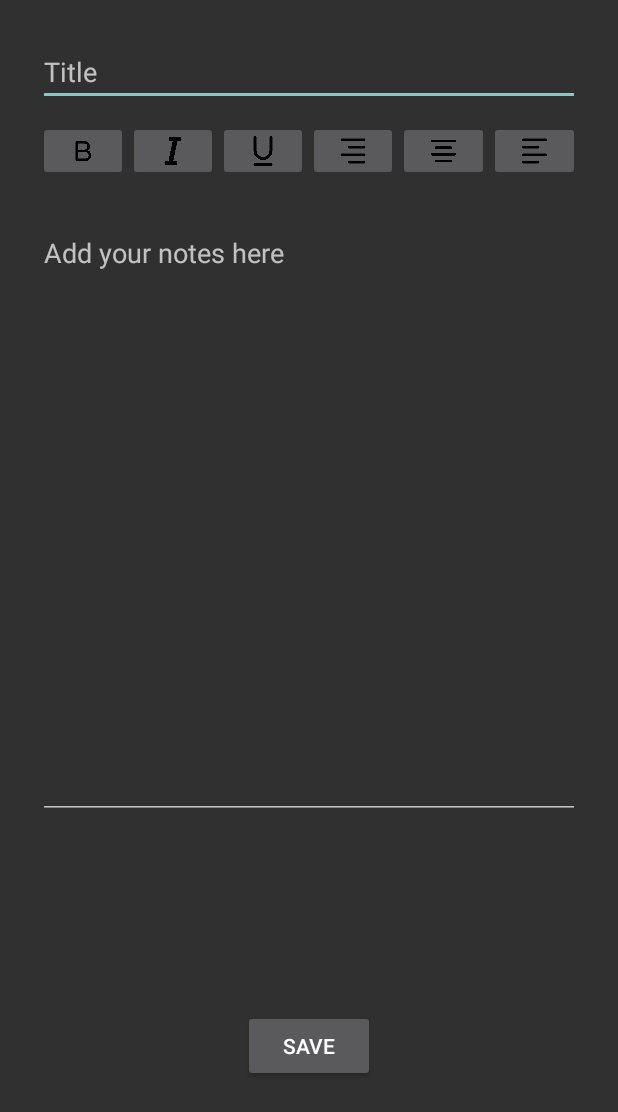
After one commit to SahejChandok/CSI5175_SimpleNotes, an Android app: the layout activity_create_note.xml on its own in the app's theme, with its tools: preview values and no code run, on a phone screen of 412 x 824 dp. The commit adds this screen. Shown: the top 1112 px of the screen. Run offline under Robolectric (Android 15) with nearby library versions, the phone set to English and light mode, and no system bars.

Commit message:
adds create note screen

```diff
--- /dev/null
+++ b/app/src/main/res/layout/activity_create_note.xml
@@ -0,0 +1,101 @@
+<?xml version="1.0" encoding="utf-8"?>
+<androidx.constraintlayout.widget.ConstraintLayout xmlns:android="http://schemas.android.com/apk/res/android"
+    xmlns:app="http://schemas.android.com/apk/res-auto"
+    xmlns:tools="http://schemas.android.com/tools"
+    android:layout_width="match_parent"
+    android:layout_height="match_parent">
+
+    <LinearLayout
+        android:layout_width="match_parent"
+        android:layout_height="match_parent"
+        android:layout_margin="25sp"
+        android:orientation="vertical"
+        android:gravity="center_horizontal">
+
+        <EditText
+            android:id="@+id/create_note_title"
+            android:layout_width="match_parent"
+            android:layout_height="wrap_content"
+            android:ems="10"
+            android:hint="Title"
+            android:gravity="start"
+            android:inputType="textMultiLine" />
+
+
+        <LinearLayout
+            android:layout_width="match_parent"
+            android:layout_height="wrap_content"
+            android:orientation="horizontal"
+            android:layout_marginVertical="10sp"
+            android:gravity="fill_horizontal"
+            >
+
+            <ImageButton
+                android:id="@+id/bold_button"
+                android:layout_height="40dp"
+                android:layout_width="40dp"
+                android:scaleType="fitCenter"
+                android:layout_weight="1"
+                app:srcCompat="@drawable/bold" />
+            <ImageButton
+                android:id="@+id/italic_button"
+                android:layout_height="40dp"
+                android:layout_width="40dp"
+                android:scaleType="fitCenter"
+                android:layout_weight="1"
+                app:srcCompat="@drawable/italic_font" />
+            <ImageButton
+                android:id="@+id/underline_button"
+                android:layout_height="40dp"
+                android:layout_width="40dp"
+                android:scaleType="fitCenter"
+                android:layout_weight="1"
+                app:srcCompat="@drawable/underline" />
+            <ImageButton
+                android:id="@+id/right_align_button"
+                android:layout_height="40dp"
+                android:layout_width="40dp"
+                android:scaleType="fitCenter"
+                android:layout_weight="1"
+                app:srcCompat="@drawable/align_right" />
+            <ImageButton
+                android:id="@+id/center_align_button"
+                android:layout_height="40dp"
+                android:layout_width="40dp"
+                android:scaleType="fitCenter"
+                android:layout_weight="1"
+                app:srcCompat="@drawable/center" />
+            <ImageButton
+                android:id="@+id/left_align_button"
+                android:layout_height="40dp"
+                android:layout_width="40dp"
+                android:scaleType="fitCenter"
+                android:layout_weight="1"
+                app:srcCompat="@drawable/align_left" />
+        </LinearLayout>
+
+        <EditText
+            android:id="@+id/create_note_body"
+            android:layout_width="match_parent"
+            android:layout_height="400sp"
+            android:layout_marginTop="15sp"
+            android:ems="10"
+            android:hint="Add your notes here"
+            android:gravity="start"
+            android:inputType="textMultiLine" />
+
+        <LinearLayout
+            android:layout_width="match_parent"
+            android:layout_height="match_parent"
+            android:gravity="center">
+            <Button
+                android:id="@+id/create_note_submit"
+                android:layout_width="wrap_content"
+                android:layout_height="wrap_content"
+                android:layout_marginTop="25sp"
+                android:gravity="center"
+                android:text="Save" />
+        </LinearLayout>
+    </LinearLayout>
+
+</androidx.constraintlayout.widget.ConstraintLayout>
```
Also changed, not shown: app/src/main/java/com/example/notesapp/CreateNoteActivity.kt (added, +86 -0 lines), app/src/main/java/com/example/notesapp/MainActivity.kt (+9 -2 lines), app/src/main/res/drawable/align_left.png (added), app/src/main/res/drawable/align_right.png (added), app/src/main/res/drawable/bold.png (added), app/src/main/res/drawable/center.png (added), app/src/main/res/drawable/italic_font.png (added), app/src/main/res/drawable/underline.png (added).
